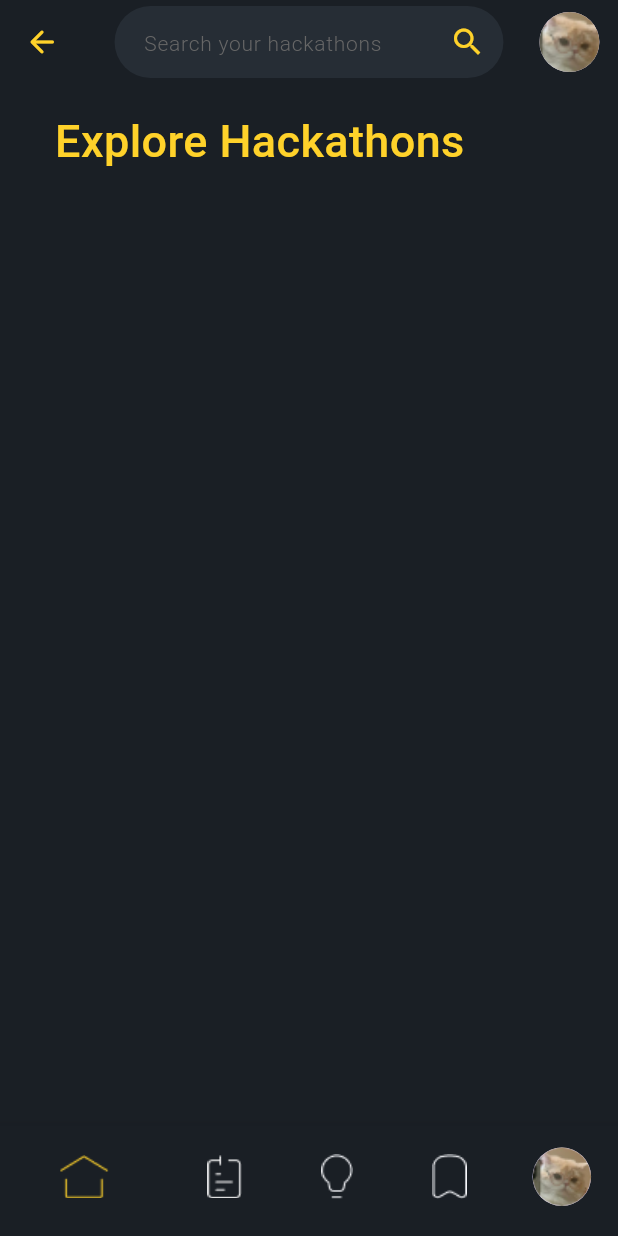
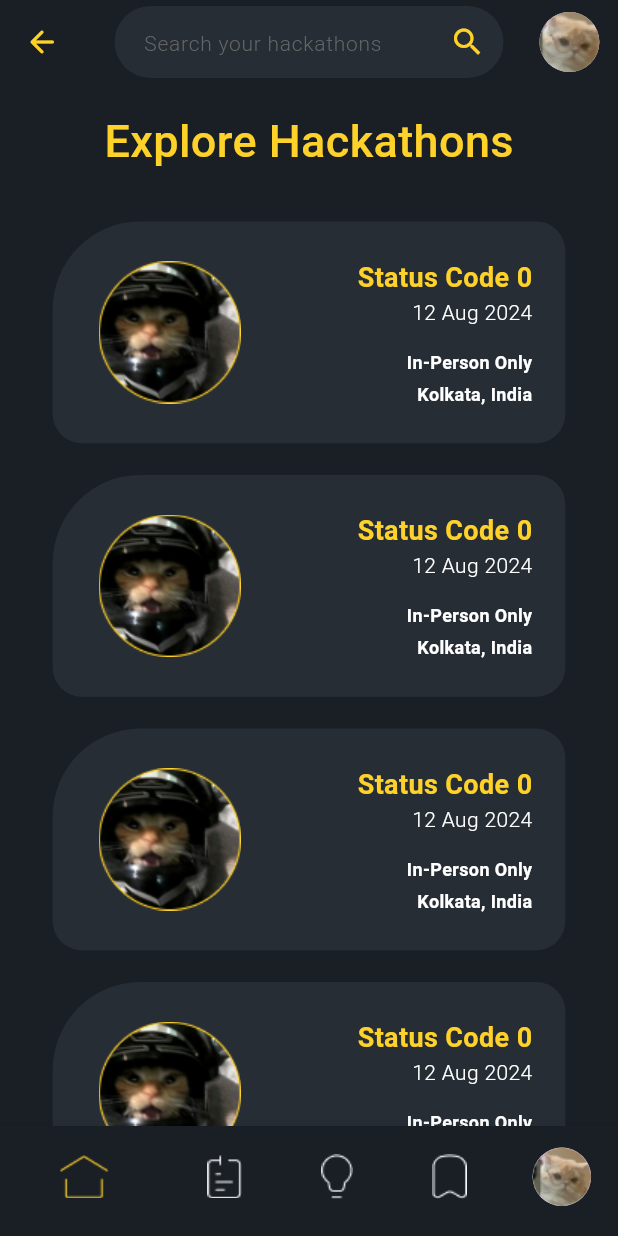
Before and after one commit to TeeWrath/NoteX, a Flutter app: the screen it shows after launch, on a phone screen of 412 x 824 dp. Run offline on Flutter 3.47's test engine with Material 3 defaults, Android fonts, the phone set to English and light mode, and no system bars; drawn by our look-alikes of flutter_platform_widgets; our stand-ins replace file_picker, flutter_screenutil, get_it, go_router, google_fonts, image_picker.

Commit message:
feat: hackathon page UI done

```diff
--- /dev/null
+++ b/lib/core/widgets/hackathon_card.dart
@@ -0,0 +1,87 @@
+import 'package:flutter/material.dart';
+import 'package:flutter_screenutil/flutter_screenutil.dart';
+import 'package:notex/core/theme/app_theme.dart';
+
+class HackathonCard extends StatelessWidget {
+  const HackathonCard(
+      {super.key,
+      this.padding,
+      this.height,
+      this.width,
+      this.name,
+      this.date,
+      this.mode,
+      this.location});
+  final EdgeInsets? padding;
+  final double? height;
+  final double? width;
+  final String? name;
+  final String? date;
+  final String? mode;
+  final String? location;
+
+  @override
+  Widget build(BuildContext context) {
+    return Container(
+      decoration: BoxDecoration(
+          borderRadius: BorderRadius.only(
+              topLeft: Radius.circular(120.r),
+              topRight: Radius.circular(40.r),
+              bottomLeft: Radius.circular(40.r),
+              bottomRight: Radius.circular(40.r)),
+          color: AppTheme.dark().primaryColor),
+      padding: padding,
+      height: height,
+      width: width,
+      child: Row(
+        children: [
+          SizedBox(
+            width: 10.w,
+          ),
+          Image.asset(
+            'assets/noteimg.png',
+            height: 70.h,
+          ),
+          const Spacer(),
+          Column(
+            mainAxisAlignment: MainAxisAlignment.center,
+            crossAxisAlignment: CrossAxisAlignment.end,
+            children: [
+              Text(
+                name ?? 'Status Code 0',
+                style: AppTheme.dark()
+                    .textTheme
+                    .titleSmall!
+                    .copyWith(color: AppTheme.dark().colorScheme.secondary),
+              ),
+              Text(
+                date ?? '12 Aug 2024',
+                style: AppTheme.dark()
+                    .textTheme
+                    .bodyLarge!
+                    .copyWith(color: Colors.white, fontWeight: FontWeight.w300),
+              ),
+              SizedBox(height: 7.h,),
+              Text(
+                mode ?? 'In-Person Only',
+                style: AppTheme.dark()
+                    .textTheme
+                    .bodyMedium!
+                    .copyWith(color: Colors.white, fontWeight: FontWeight.w600),
+              ),
+              SizedBox(height: 2.h,),
+              Text(
+                location ?? 'Kolkata, India',
+                style: AppTheme.dark()
+                    .textTheme
+                    .bodyMedium!
+                    .copyWith(color: Colors.white, fontWeight: FontWeight.w600),
+              ),
+            ],
+          ),
+          SizedBox(width: 25.w,),
+        ],
+      ),
+    );
+  }
+}
--- a/lib/screens/hackathons/hackathons.dart
+++ b/lib/screens/hackathons/hackathons.dart
@@ -2,6 +2,7 @@ import 'package:flutter/material.dart';
 import 'package:flutter_screenutil/flutter_screenutil.dart';
 import 'package:notex/core/theme/app_theme.dart';
 import 'package:notex/core/widgets/common_scaffold.dart';
+import 'package:notex/core/widgets/hackathon_card.dart';
 
 class HackathonsScreen extends StatelessWidget {
   const HackathonsScreen({super.key});
@@ -11,23 +12,59 @@ class HackathonsScreen extends StatelessWidget {
     return CommonScaffold(
       enableAppBar: true,
       body: SingleChildScrollView(
+        child: Center(
           child: Column(
             children: [
               SizedBox(
                 height: 8.h,
               ),
-            Padding(
-              padding: EdgeInsets.only(left: 75.w),
-              child: Text(
+              Text(
                 'Explore Hackathons',
                 style: AppTheme.dark()
                     .textTheme
                     .titleLarge!
                     .copyWith(color: AppTheme.dark().colorScheme.secondary),
               ),
+              SizedBox(
+                height: 15.h,
               ),
-
+              HackathonCard(
+                  height: 70.h,
+                  width: 700.w,
+                  padding: EdgeInsets.fromLTRB(20.w, 5.h, 20.w, 5.h),),
+                  SizedBox(height: 10.h,),
+                  HackathonCard(
+                  height: 70.h,
+                  width: 700.w,
+                  padding: EdgeInsets.fromLTRB(20.w, 5.h, 20.w, 5.h),),
+                  SizedBox(height: 10.h,),
+                  HackathonCard(
+                  height: 70.h,
+                  width: 700.w,
+                  padding: EdgeInsets.fromLTRB(20.w, 5.h, 20.w, 5.h),),
+                  SizedBox(height: 10.h,),
+                  HackathonCard(
+                  height: 70.h,
+                  width: 700.w,
+                  padding: EdgeInsets.fromLTRB(20.w, 5.h, 20.w, 5.h),),
+                  SizedBox(height: 10.h,),
+                  HackathonCard(
+                  height: 70.h,
+                  width: 700.w,
+                  padding: EdgeInsets.fromLTRB(20.w, 5.h, 20.w, 5.h),),
+                  SizedBox(height: 10.h,),
+                  HackathonCard(
+                  height: 70.h,
+                  width: 700.w,
+                  padding: EdgeInsets.fromLTRB(20.w, 5.h, 20.w, 5.h),),
+                  SizedBox(height: 10.h,),
+                  HackathonCard(
+                  height: 70.h,
+                  width: 700.w,
+                  padding: EdgeInsets.fromLTRB(20.w, 5.h, 20.w, 5.h),),
+                  SizedBox(height: 10.h,),
             ],
+          ),
         ),
       ),
     );
```
Also changed, not shown: assets/noteimg.png (added). Lines whose indentation alone changed are shown as unchanged.
